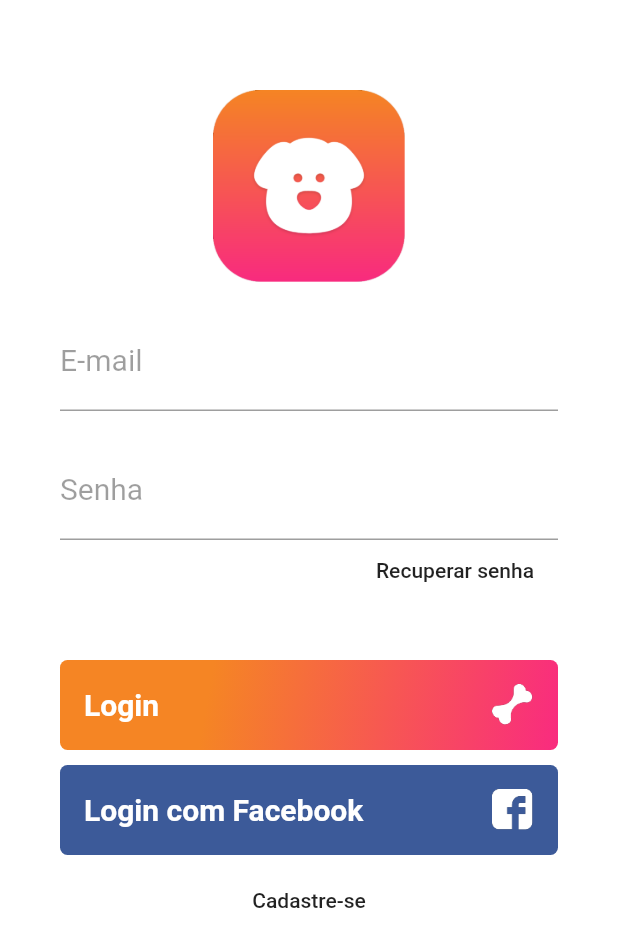
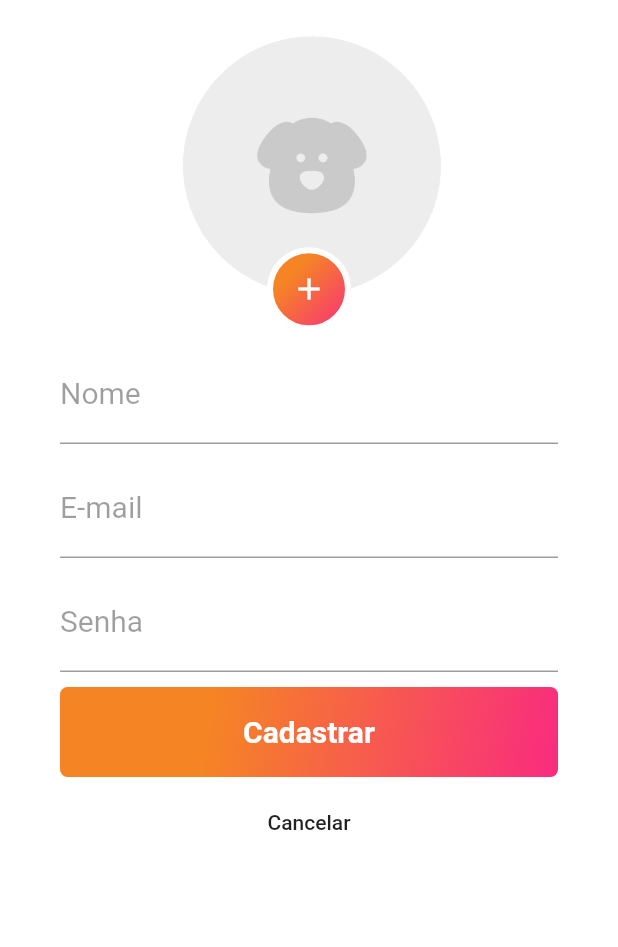
Before and after one commit to salvadormarcos/estudos-dart-flutter, a Flutter app: the screen it shows after launch, after a tap on "Cadastre-se", on a phone screen of 412 x 824 dp. Shown: the top 947 px of the screen. Run offline on Flutter 3.47's test engine with Material 2 defaults, Android fonts, the phone set to English and light mode, and no system bars; our stand-ins replace shared_preferences; network calls fail.

Commit message:
Continuação dos estudos de Layouts. Adicionado paginas: Home, SignUp e Reset Password

```diff
--- a/flutter/layouts/lib/pages/login.page.dart
+++ b/flutter/layouts/lib/pages/login.page.dart
@@ -1,7 +1,16 @@
 import 'package:flutter/cupertino.dart';
 import 'package:flutter/material.dart';
+import 'package:layouts/pages/home.page.dart';
+import 'package:layouts/pages/reset-password.page.dart';
+import 'package:layouts/pages/signup.page.dart';
 
 class LoginPage extends StatelessWidget {
+
+  _login(BuildContext ctx) {
+    final route = MaterialPageRoute(builder: (context) => HomePage());
+    Navigator.push(ctx, route);
+  }
+
   @override
   Widget build(BuildContext context) {
     return Scaffold(
@@ -58,7 +67,14 @@ class LoginPage extends StatelessWidget {
                     'Recuperar senha',
                     textAlign: TextAlign.right
                 ),
-                onPressed: () => {},
+                onPressed: () => {
+                  Navigator.push(
+                    context,
+                    MaterialPageRoute(
+                      builder: (context) => ResetPasswordPage()
+                    )
+                  )
+                },
               ),
             ),
             SizedBox(
@@ -104,7 +120,7 @@ class LoginPage extends StatelessWidget {
                       )
                     ],
                   ),
-                  onPressed: () => {},
+                  onPressed: () => _login(context),
                 ),
               ),
             ),
@@ -143,7 +159,7 @@ class LoginPage extends StatelessWidget {
                       )
                     ],
                   ),
-                  onPressed: () => {},
+                  onPressed: () => _login(context),
                 ),
               ),
             ),
@@ -157,7 +173,14 @@ class LoginPage extends StatelessWidget {
                   'Cadastre-se',
                   textAlign: TextAlign.center
                 ),
-                onPressed: () => {},
+                onPressed: () => {
+                  Navigator.push(
+                      context,
+                      MaterialPageRoute(
+                          builder: (context) => SignupPage()
+                      )
+                  )
+                },
               ),
             ),
           ],
--- /dev/null
+++ b/flutter/layouts/lib/pages/signup.page.dart
@@ -0,0 +1,154 @@
+import 'package:flutter/material.dart';
+
+class SignupPage extends StatelessWidget {
+  @override
+  Widget build(BuildContext context) {
+    return Scaffold(
+      body: Container(
+        padding: EdgeInsets.only(top: 10, left: 40, right: 40),
+        color: Colors.white,
+        child: ListView(
+          children: <Widget>[
+            Container(
+              width: 200,
+              height: 200,
+              alignment: Alignment(0.0, 1.15),
+              decoration: BoxDecoration(
+                image: DecorationImage(
+                  image: AssetImage('assets/profile-picture.png'),
+                  fit: BoxFit.fitHeight
+                )
+              ),
+              child: Container(
+                height: 56,
+                width: 56,
+                alignment: Alignment.center,
+                decoration: BoxDecoration(
+                  gradient: LinearGradient(
+                    begin: Alignment.topLeft,
+                    end: Alignment.bottomRight,
+                    stops: [ 0.3, 1 ],
+                    colors: [
+                      Color(0xFFF58524),
+                      Color(0xFFF92B7F)
+                    ]
+                  ),
+                  border: Border.all(
+                    width: 4.0,
+                    color: Color(0xFFFFFFFF)
+                  ),
+                  borderRadius: BorderRadius.all(
+                    Radius.circular(56)
+                  )
+                ),
+                child: Icon(
+                  Icons.add,
+                  color: Colors.white
+                ),
+              ),
+            ),
+            SizedBox(
+              height: 20,
+            ),
+            TextFormField(
+              keyboardType: TextInputType.text,
+              decoration: InputDecoration(
+                labelText: 'Nome',
+                labelStyle: TextStyle(
+                  color: Colors.black38,
+                  fontWeight: FontWeight.w400,
+                  fontSize: 20
+                )
+              ),
+              style: TextStyle(
+                  fontSize: 20
+              )
+            ),
+            SizedBox(
+              height: 10,
+            ),
+            TextFormField(
+                keyboardType: TextInputType.emailAddress,
+                decoration: InputDecoration(
+                    labelText: 'E-mail',
+                    labelStyle: TextStyle(
+                        color: Colors.black38,
+                        fontWeight: FontWeight.w400,
+                        fontSize: 20
+                    )
+                ),
+                style: TextStyle(
+                    fontSize: 20
+                )
+            ),
+            SizedBox(
+              height: 10,
+            ),
+            TextFormField(
+                keyboardType: TextInputType.text,
+                obscureText: true,
+                decoration: InputDecoration(
+                    labelText: 'Senha',
+                    labelStyle: TextStyle(
+                      color: Colors.black38,
+                      fontWeight: FontWeight.w400,
+                      fontSize: 20
+                    )
+                ),
+                style: TextStyle(
+                    fontSize: 20
+                )
+            ),
+            SizedBox(
+              height: 10,
+            ),
+            Container(
+              height: 60,
+              alignment: Alignment.centerLeft,
+              decoration: BoxDecoration(
+                gradient: LinearGradient(
+                    begin: Alignment.topLeft,
+                    end: Alignment.bottomRight,
+                    stops: [ 0.3, 1 ],
+                    colors: [
+                      Color(0xFFF58524),
+                      Color(0xFFF92B7F)
+                    ]
+                ),
+                borderRadius: BorderRadius.all( Radius.circular(5) ),
+              ),
+              child: SizedBox.expand(
+                  child: FlatButton(
+                    child: Text(
+                      'Cadastrar',
+                      style: TextStyle(
+                          fontWeight: FontWeight.bold,
+                          color: Colors.white,
+                          fontSize: 20
+                      ),
+                      textAlign: TextAlign.center,
+                    ),
+                    onPressed: () {},
+                  )
+              ),
+            ),
+            SizedBox(
+              height: 10,
+            ),
+            Container(
+              height: 40,
+              alignment: Alignment.center,
+              child: FlatButton(
+                child: Text(
+                  'Cancelar',
+                  textAlign: TextAlign.center,
+                ),
+                onPressed: () => Navigator.pop(context, false),
+              ),
+            )
+          ],
+        ),
+      )
+    );
+  }
+}
```
Also changed, not shown: flutter/layouts/lib/pages/home.page.dart (added, +89 -0 lines), flutter/layouts/lib/pages/reset-password.page.dart (added, +109 -0 lines).
